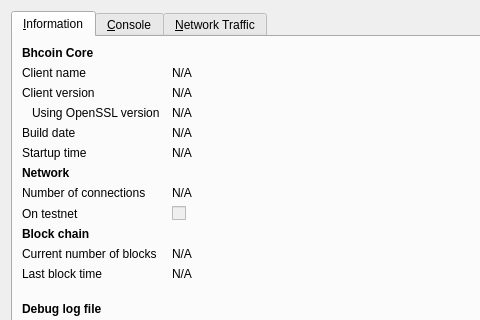
Old version of the form src/qt/forms/rpcconsole.ui in the repository LUX-Core/lux; both pictures show x 0 to 480 and y 0 to 320 of the 740 by 450 pixel window.
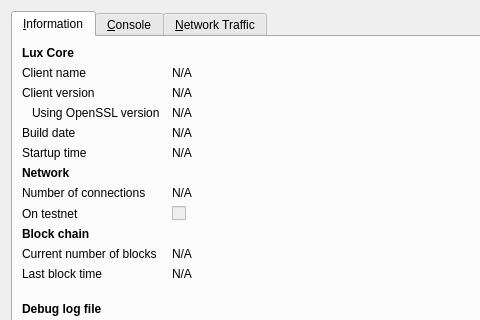
New version of the form. Icons and pictures are not drawn. Custom widgets are drawn as their Qt base class.

Commit message: Changed bhcoin to lux | Released Test V3

```diff
--- a/src/qt/forms/rpcconsole.ui
+++ b/src/qt/forms/rpcconsole.ui
@@ -36,7 +36,7 @@
           </font>
          </property>
          <property name="text">
-          <string>Bhcoin Core</string>
+          <string>Lux Core</string>
          </property>
         </widget>
        </item>
```
Left out of the diff: 6 changed lines with no effect on the pictures. The commit also changes 146 other files.
